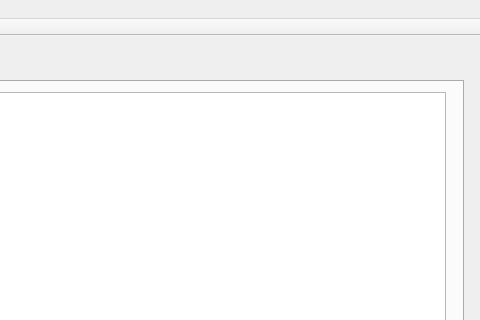
Old version of the form mainwindow.ui in the repository orgaArchivos/gbd; both pictures show x 357 to 837 and y 0 to 320 of the 837 by 500 pixel window.
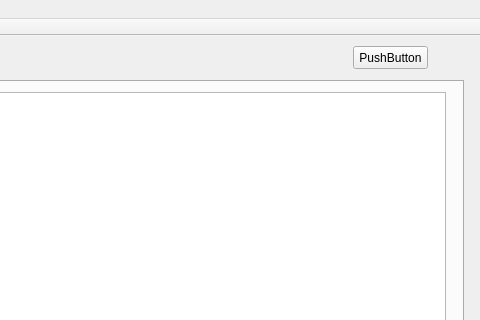
New version of the form. Icons and pictures are not drawn.

Patch:
```diff
--- a/mainwindow.ui
+++ b/mainwindow.ui
@@ -91,6 +91,19 @@
      </rect>
     </property>
    </widget>
+   <widget class="QPushButton" name="pushButton">
+    <property name="geometry">
+     <rect>
+      <x>710</x>
+      <y>10</y>
+      <width>75</width>
+      <height>23</height>
+     </rect>
+    </property>
+    <property name="text">
+     <string>PushButton</string>
+    </property>
+   </widget>
   </widget>
   <widget class="QMenuBar" name="menuBar">
    <property name="geometry">
```
